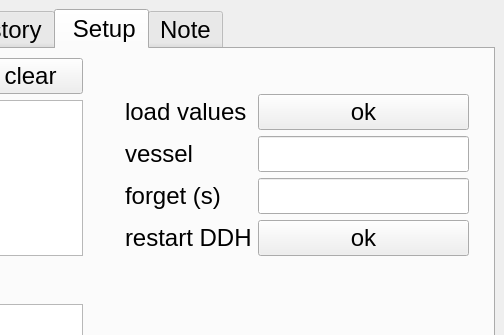
Old version of the form ddh/gui/designer_main.ui in the repository LowellInstruments/ddh_new; both pictures show x 296 to 800 and y 0 to 335 of the 800 by 480 pixel window.
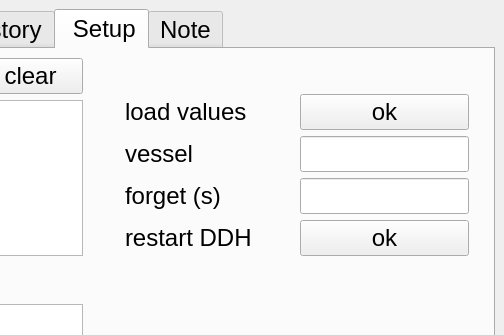
New version of the form. Icons and pictures are not drawn.

```diff
--- a/ddh/gui/designer_main.ui
+++ b/ddh/gui/designer_main.ui
@@ -733,7 +733,7 @@
            </spacer>
           </item>
           <item>
-           <layout class="QVBoxLayout" name="verticalLayout_2" stretch="1,3,1,1,0,1">
+           <layout class="QVBoxLayout" name="verticalLayout_2" stretch="1,0,1,1,0,1">
             <property name="rightMargin">
              <number>6</number>
             </property>
@@ -754,7 +754,14 @@
              </spacer>
             </item>
             <item>
-             <layout class="QFormLayout" name="formLayout">
+             <layout class="QGridLayout" name="gridLayout_4" columnstretch="1,1">
+              <item row="0" column="0">
+               <widget class="QLabel" name="label_5">
+                <property name="text">
+                 <string>load values</string>
+                </property>
+               </widget>
+              </item>
               <item row="1" column="0">
                <widget class="QLabel" name="label">
                 <property name="text">
@@ -762,6 +769,9 @@
                 </property>
                </widget>
               </item>
+              <item row="2" column="1">
+               <widget class="QLineEdit" name="lne_forget"/>
+              </item>
               <item row="1" column="1">
                <widget class="QLineEdit" name="lne_vessel"/>
               </item>
@@ -772,16 +782,6 @@
                 </property>
                </widget>
               </item>
-              <item row="2" column="1">
-               <widget class="QLineEdit" name="lne_forget"/>
-              </item>
-              <item row="0" column="0">
-               <widget class="QLabel" name="label_5">
-                <property name="text">
-                 <string>load values</string>
-                </property>
-               </widget>
-              </item>
               <item row="0" column="1">
                <widget class="QPushButton" name="btn_load_current">
                 <property name="text">
```
